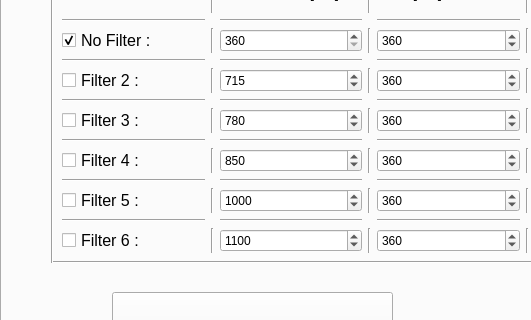
This is GUI_V3.ui in mzjswjz/sEQE-Setup_Mac as Qt 5 draws it before an edit; both pictures show x 0 to 531 and y 133 to 453 of the 1050 by 940 pixel window. The edited form follows.
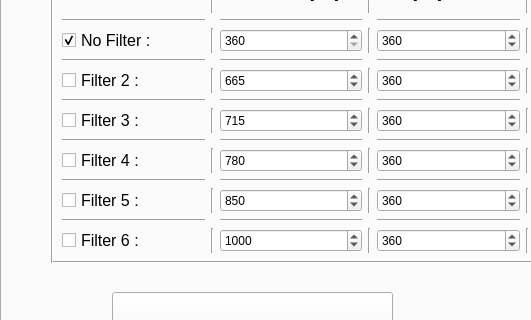
This is the edited form. The open tabs and pages were chosen to show the change. Icons and pictures are not drawn.

Patch:
```diff
--- a/GUI_V3.ui
+++ b/GUI_V3.ui
@@ -4244,7 +4244,7 @@
           <double>1800.000000000000000</double>
          </property>
          <property name="value">
-          <double>850.000000000000000</double>
+          <double>780.000000000000000</double>
          </property>
         </widget>
        </item>
@@ -4457,7 +4457,7 @@
           <double>1800.000000000000000</double>
          </property>
          <property name="value">
-          <double>780.000000000000000</double>
+          <double>715.000000000000000</double>
          </property>
         </widget>
        </item>
@@ -4473,7 +4473,7 @@
           <double>1800.000000000000000</double>
          </property>
          <property name="value">
-          <double>715.000000000000000</double>
+          <double>665.000000000000000</double>
          </property>
         </widget>
        </item>
@@ -4489,7 +4489,7 @@
           <double>1800.000000000000000</double>
          </property>
          <property name="value">
-          <double>1000.000000000000000</double>
+          <double>850.000000000000000</double>
          </property>
         </widget>
        </item>
@@ -4505,7 +4505,7 @@
           <double>1800.000000000000000</double>
          </property>
          <property name="value">
-          <double>1100.000000000000000</double>
+          <double>1000.000000000000000</double>
          </property>
         </widget>
        </item>
```
